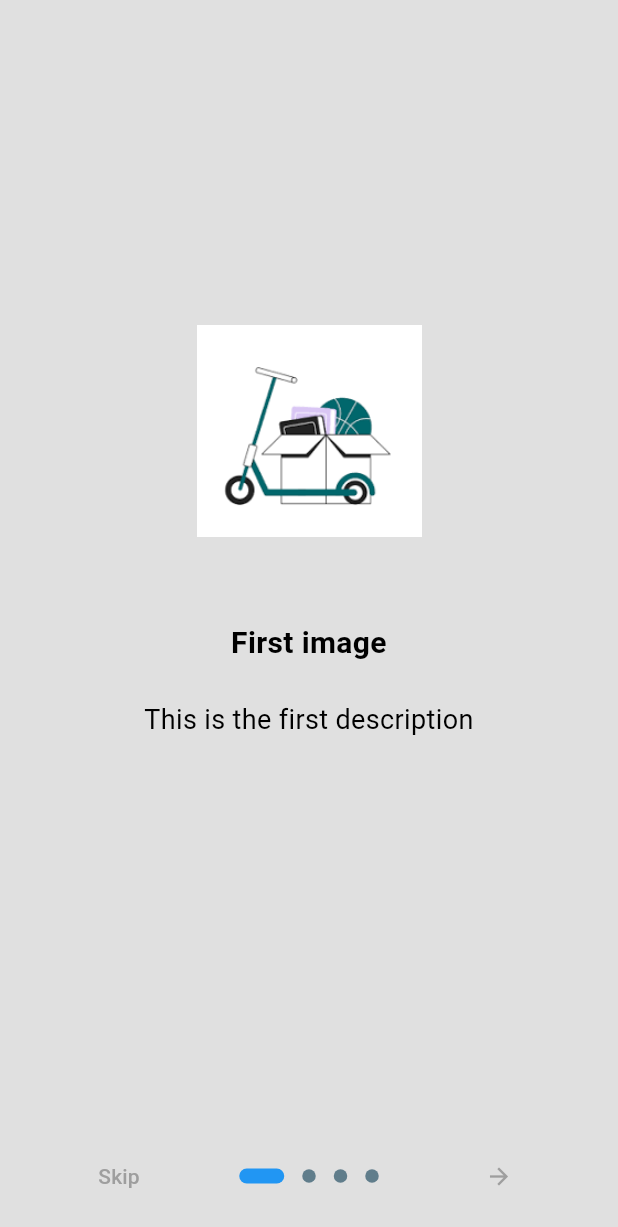
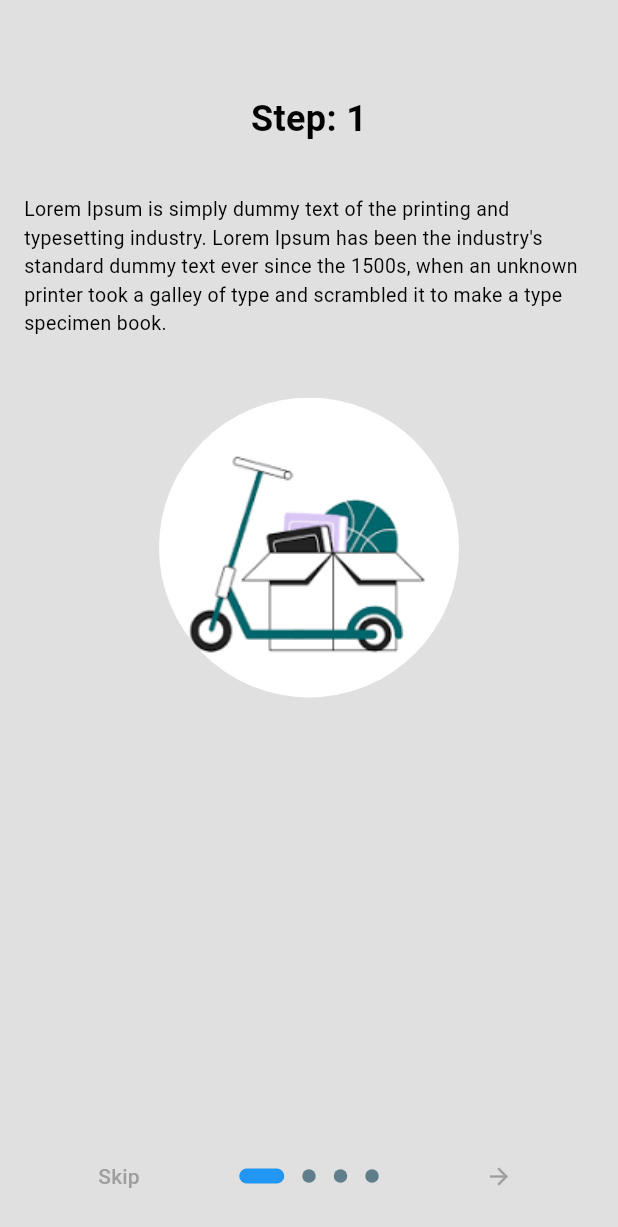
Before and after one commit to rahmanMahbuburAQ/fa_71, a Flutter app: the screen it shows after launch, on a phone screen of 412 x 824 dp. Shown: the top 1227 px of the screen. Run offline on Flutter 3.47's test engine with Material 3 defaults, Android fonts, the phone set to English and light mode, and no system bars; drawn by our look-alikes of introduction_screen; missing offline and left inert: flutter_stripe.

```diff
--- a/analysis_options.yaml
+++ b/analysis_options.yaml
@@ -7,7 +7,7 @@
 
 # The following line activates a set of recommended lints for Flutter apps,
 # packages, and plugins designed to encourage good coding practices.
-include: package:flutter_lints/flutter.yaml
+#include: package:flutter_lints/flutter.yaml
 
 linter:
   # The lint rules applied to this project can be customized in the
--- a/lib/main.dart
+++ b/lib/main.dart
@@ -3,10 +3,12 @@ import 'package:fa_71/pages/on_boarding_page.dart';
 import 'package:fa_71/themes/theme_provider.dart';
 import 'package:flutter/material.dart';
 import 'package:provider/provider.dart';
+import 'package:flutter_stripe/flutter_stripe.dart';
 
 
 
-void main() {
+void main() async {
+
   runApp(
     ChangeNotifierProvider(
         create: (context) => ThemeProvider(),
--- a/lib/pages/on_boarding_page.dart
+++ b/lib/pages/on_boarding_page.dart
@@ -10,37 +10,129 @@ class OnBoardingPage extends StatelessWidget {
     return IntroductionScreen(
       pages: [
         PageViewModel(
-          title: 'First image',
-          body: 'This is the first description',
-          image: Image.asset(
-            'lib/images/first.png',
-            width: 150,
+          titleWidget: Padding(
+            padding: const EdgeInsets.only(top: 30.0), // Add padding to the top of the title
+            child: Text(
+              'Step: 1',
+              style: TextStyle(fontSize: 24, fontWeight: FontWeight.bold),
+            ),
+          ),
+          bodyWidget: Padding(
+            padding: const EdgeInsets.only(top: 10.0), // Add padding at the top
+            child: Column(
+              children: [
+                Text(
+                  "Lorem Ipsum is simply dummy text of the printing and typesetting industry. Lorem Ipsum has been the industry's standard dummy text ever since the 1500s, when an unknown printer took a galley of type and scrambled it to make a type specimen book.",
+                  style: TextStyle(fontSize: 13),
+                ),
+                SizedBox(height: 40), // Add spacing between text and image
+                ClipRRect(
+                  borderRadius: BorderRadius.circular(110.0), // Make the image circular
+                  child: Image.asset(
+                    'lib/images/first.png',
+                    width: 200,
+                    height: 200,
+                    fit: BoxFit.cover,
+                  ),
+                ),
+              ],
+            ),
           ),
         ),
+
         PageViewModel(
-          title: 'Second image',
-          body: 'This is the second description',
-          image: Image.asset(
-            'lib/images/two.png',
-            width: 150,
+          titleWidget: Padding(
+            padding: const EdgeInsets.only(top: 30.0), // Add padding to the top of the title
+            child: Text(
+              'Step: 2',
+              style: TextStyle(fontSize: 24, fontWeight: FontWeight.bold),
+            ),
+          ),
+          bodyWidget: Padding(
+            padding: const EdgeInsets.only(top: 10.0), // Add padding at the top
+            child: Column(
+              children: [
+                Text(
+                  "Lorem Ipsum is simply dummy text of the printing and typesetting industry. Lorem Ipsum has been the industry's standard dummy text ever since the 1500s, when an unknown printer took a galley of type and scrambled it to make a type specimen book.",
+                  style: TextStyle(fontSize: 13),
+                ),
+                SizedBox(height: 40), // Add spacing between text and image
+                ClipRRect(
+                  borderRadius: BorderRadius.circular(110.0), // Make the image circular
+                  child: Image.asset(
+                    'lib/images/two.png',
+                    width: 200,
+                    height: 200,
+                    fit: BoxFit.cover,
+                  ),
+                ),
+              ],
+            ),
           ),
         ),
+
         PageViewModel(
-          title: 'Third image',
-          body: 'This is the third description',
-          image: Image.asset(
-            'lib/images/three.jpg',
-            width: 150,
+          titleWidget: Padding(
+            padding: const EdgeInsets.only(top: 30.0), // Add padding to the top of the title
+            child: Text(
+              'Step: 3',
+              style: TextStyle(fontSize: 24, fontWeight: FontWeight.bold),
+            ),
+          ),
+          bodyWidget: Padding(
+            padding: const EdgeInsets.only(top: 10.0), // Add padding at the top
+            child: Column(
+              children: [
+                Text(
+                  "Lorem Ipsum is simply dummy text of the printing and typesetting industry. Lorem Ipsum has been the industry's standard dummy text ever since the 1500s, when an unknown printer took a galley of type and scrambled it to make a type specimen book.",
+                  style: TextStyle(fontSize: 13),
+                ),
+                SizedBox(height: 40), // Add spacing between text and image
+                ClipRRect(
+                  borderRadius: BorderRadius.circular(110.0), // Make the image circular
+                  child: Image.asset(
+                    'lib/images/three.jpg',
+                    width: 200,
+                    height: 200,
+                    fit: BoxFit.cover,
+                  ),
+                ),
+              ],
+            ),
           ),
         ),
+
         PageViewModel(
-          title: 'Fourth image',
-          body: 'This is the fourth description',
-          image: Image.asset(
-            'lib/images/two.png',
-            width: 150,
+          titleWidget: Padding(
+            padding: const EdgeInsets.only(top: 30.0), // Add padding to the top of the title
+            child: Text(
+              'Step: 4',
+              style: TextStyle(fontSize: 24, fontWeight: FontWeight.bold),
+            ),
+          ),
+          bodyWidget: Padding(
+            padding: const EdgeInsets.only(top: 10.0), // Add padding at the top
+            child: Column(
+              children: [
+                Text(
+                  "Lorem Ipsum is simply dummy text of the printing and typesetting industry. Lorem Ipsum has been the industry's standard dummy text ever since the 1500s, when an unknown printer took a galley of type and scrambled it to make a type specimen book.",
+                  style: TextStyle(fontSize: 13),
+                ),
+                SizedBox(height: 40), // Add spacing between text and image
+                ClipRRect(
+                  borderRadius: BorderRadius.circular(110.0), // Make the image circular
+                  child: Image.asset(
+                    'lib/images/first.png',
+                    width: 200,
+                    height: 200,
+                    fit: BoxFit.cover,
+                  ),
+                ),
+              ],
+            ),
           ),
         ),
+
       ],
       onDone: () {
         // Navigate to the login page when the onboarding is done
@@ -55,6 +147,7 @@ class OnBoardingPage extends StatelessWidget {
       skip: const Text('Skip'),
       next: const Icon(Icons.arrow_forward),
       done: const Text('Done', style: TextStyle(fontWeight: FontWeight.bold, color: Colors.blue)),
+      //globalBackgroundColor: Colors.red,
       dotsDecorator: DotsDecorator(
         //size: Size(10, 10),
         color: Colors.blueGrey,
--- a/pubspec.yaml
+++ b/pubspec.yaml
@@ -37,9 +37,14 @@ dependencies:
   cupertino_icons: ^1.0.6
   provider: ^6.1.2
   introduction_screen: ^3.1.14
+  http: ^1.2.2
+  flutter_stripe: ^11.0.0
 
 dev_dependencies:
   flutter_test:
+
+
+
     sdk: flutter
 
   # The "flutter_lints" package below contains a set of recommended lints to
```
Also changed, not shown: lib/components/my_sliver_app_bar.dart (+7 -1 lines), lib/controllers/stripe_service.dart (added, +76 -0 lines), lib/pages/cart_page.dart (added, +43 -0 lines), lib/pages/payment_page.dart (added, +65 -0 lines), pubspec.lock, 6 other files.
